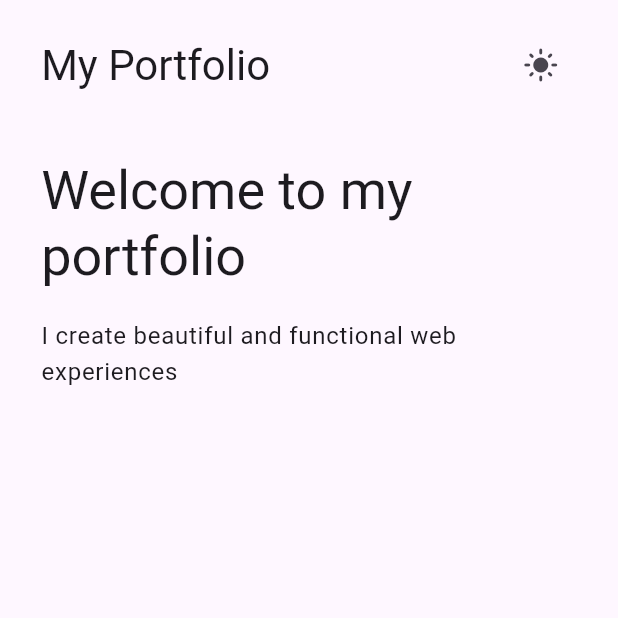
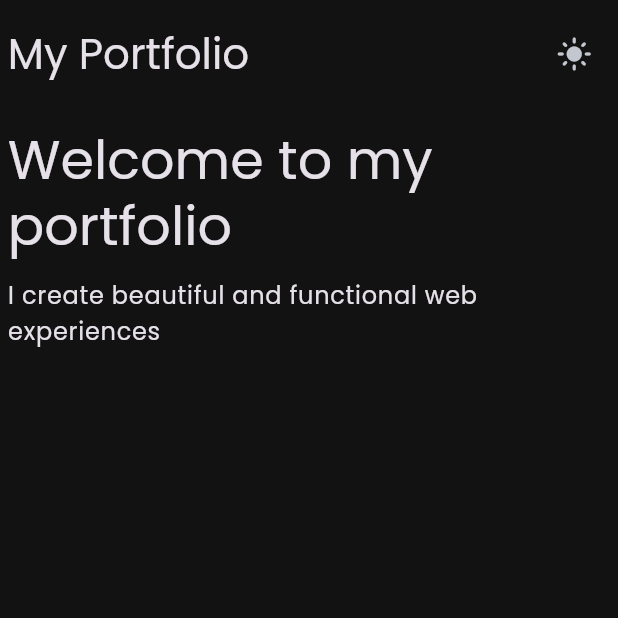
Before and after one commit to saty-a/Web-Portfolio, a Flutter app: the screen it shows after launch, after a tap on the "dark mode" icon, on a phone screen of 412 x 824 dp, the top half of it. Run offline on Flutter 3.47's test engine with Material 3 defaults, Android fonts, the phone set to English and light mode, and no system bars; our stand-ins replace flutter_screenutil, get, google_fonts, lottie; network calls fail.

Commit message:
Setup main app with ScreenUtil and theme initialization

```diff
--- a/lib/main.dart
+++ b/lib/main.dart
@@ -1,17 +1,38 @@
 import 'package:flutter/material.dart';
-
 import 'package:get/get.dart';
-
-import 'app/routes/app_pages.dart';
+import 'package:flutter_screenutil/flutter_screenutil.dart';
+import 'package:webportfolio/app/routes/app_pages.dart';
+import 'package:webportfolio/app/core/theme/app_theme.dart';
 
 void main() {
-  runApp(
-    GetMaterialApp(
-      title: "Application",
-      initialRoute: AppPages.INITIAL,
-      getPages: AppPages.routes,
-      defaultTransition: Transition.fadeIn,
-      debugShowCheckedModeBanner: false,
-    ),
-  );
+  WidgetsFlutterBinding.ensureInitialized();
+  runApp(const MyApp());
 }
+
+class MyApp extends StatelessWidget {
+  const MyApp({super.key});
+
+  @override
+  Widget build(BuildContext context) {
+    final window = WidgetsBinding.instance.window;
+    final isDark = window.platformBrightness == Brightness.dark;
+
+    return ScreenUtilInit(
+      designSize: const Size(1920, 1080), // Design size for web
+      minTextAdapt: true,
+      splitScreenMode: true,
+      builder: (context, child) {
+        return GetMaterialApp(
+          title: 'Web Portfolio',
+          debugShowCheckedModeBanner: false,
+          theme: AppTheme.lightTheme,
+          darkTheme: AppTheme.darkTheme,
+          themeMode: isDark ? ThemeMode.dark : ThemeMode.light,
+          initialRoute: AppPages.INITIAL,
+          getPages: AppPages.routes,
+          defaultTransition: Transition.fade,
+        );
+      },
+    );
+  }
+}
```
